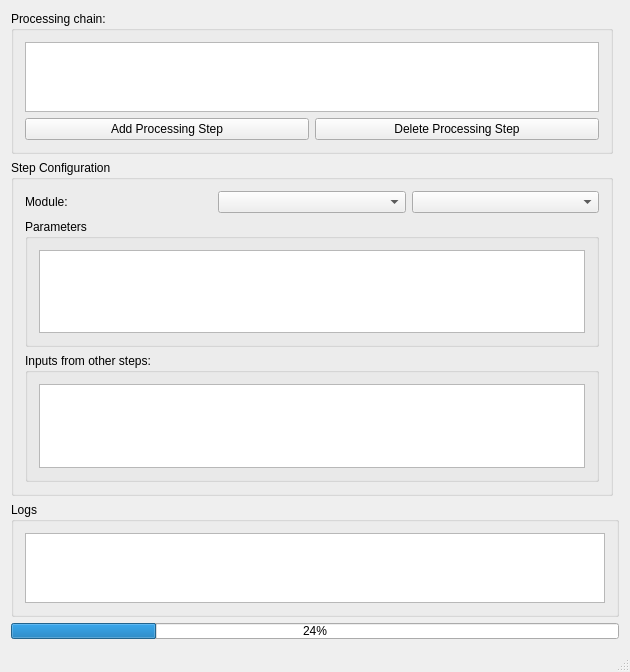
TU-Berlin-CVRS/uipf, file code/gui/mainwindow.ui: the form before one commit.
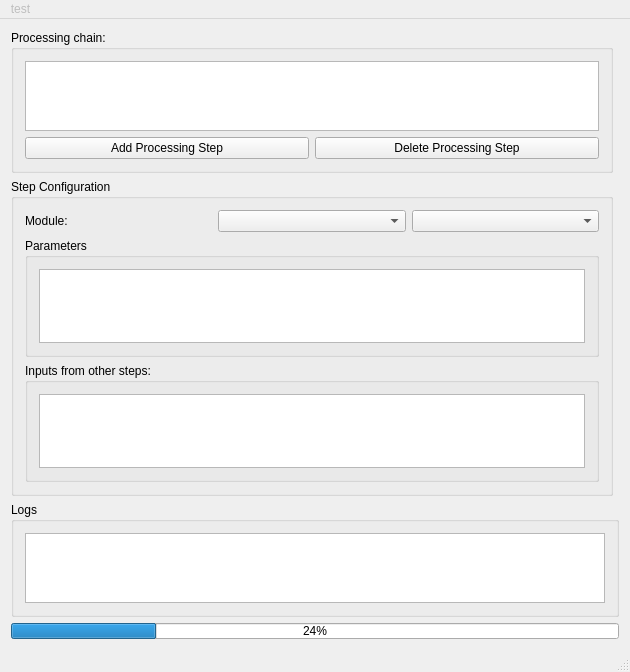
The form after the commit. Icons and pictures are not drawn.

Commit message:
added icon to indicate save status of the file
icon from font awesome:
http://fortawesome.github.io/Font-Awesome/icon/pencil/
attribution is not needed according to the license:
http://fortawesome.github.io/Font-Awesome/license/

```diff
--- a/code/gui/mainwindow.ui
+++ b/code/gui/mainwindow.ui
@@ -153,9 +153,22 @@
      <x>0</x>
      <y>0</y>
      <width>630</width>
-     <height>25</height>
+     <height>29</height>
     </rect>
    </property>
+   <widget class="QMenu" name="status">
+    <property name="enabled">
+     <bool>false</bool>
+    </property>
+    <property name="title">
+     <string>test</string>
+    </property>
+    <property name="icon">
+     <iconset resource="mainwindow.qrc">
+      <normaloff>:/images/pen.png</normaloff>:/images/pen.png</iconset>
+    </property>
+   </widget>
+   <addaction name="status"/>
   </widget>
   <action name="actionNew_Data_Flow">
    <property name="text">
```
Left out of the diff: 4 changed lines with no effect on the pictures. The commit also changes 6 other files.
